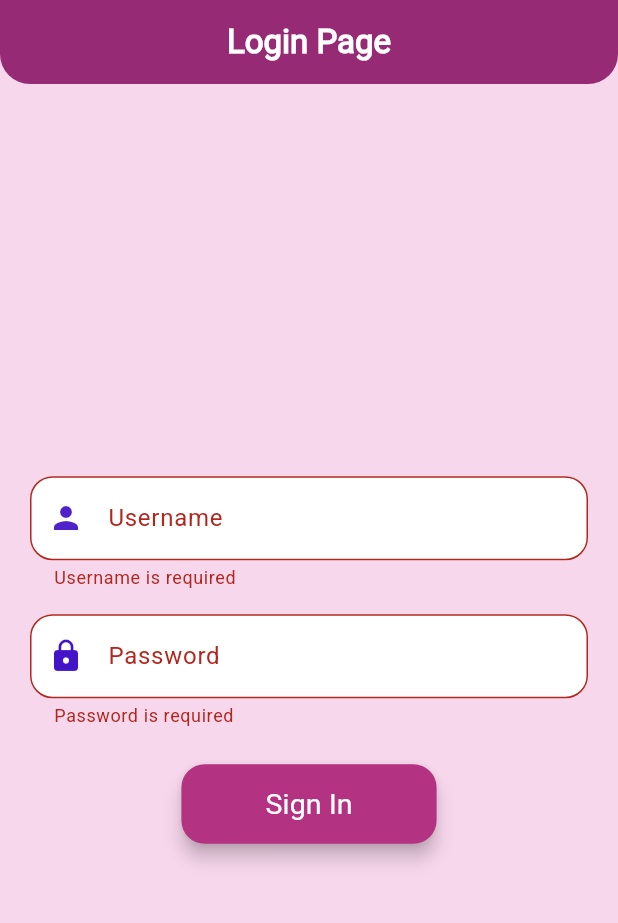
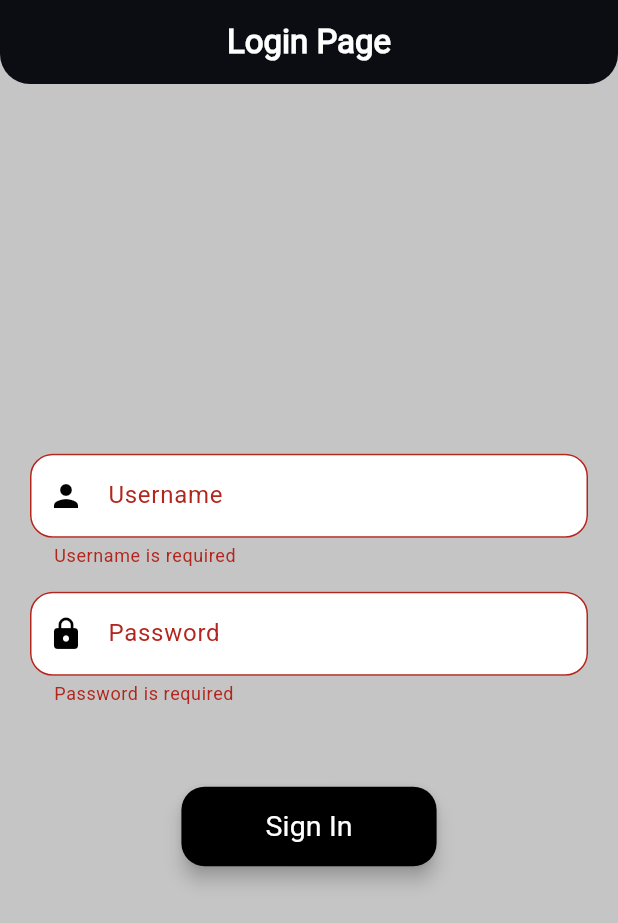
Before and after one commit to Md-Rahatil/tracker_sheet, a Flutter app: the screen it shows after launch, after a tap on "Sign In", on a phone screen of 412 x 824 dp. Shown: the top 923 px of the screen. Run offline on Flutter 3.47's test engine with Material 3 defaults, Android fonts, the light colour scheme and no system bars; our stand-ins replace animated_text_kit, image_picker, timezone.

Commit message:
login page

```diff
--- a/lib/task_6.dart
+++ b/lib/task_6.dart
@@ -20,7 +20,7 @@ class _prob_6State extends State<prob_6> {
       ScaffoldMessenger.of(context).showSnackBar(
         SnackBar(
           content: Text('Welcome! Logged in as: ${_usernameController.text}'),
-          backgroundColor: const Color.fromARGB(255, 11, 109, 22),
+          backgroundColor: const Color.fromARGB(255, 232, 237, 233),
         ),
       );
     }
@@ -29,7 +29,7 @@ class _prob_6State extends State<prob_6> {
   @override
   Widget build(BuildContext context) {
     return Scaffold(
-      backgroundColor: const Color.fromARGB(255, 247, 215, 236),
+      backgroundColor: const Color.fromARGB(255, 196, 197, 196),
       appBar: AppBar(
         title: const Center(
           child: Text(
@@ -37,11 +37,11 @@ class _prob_6State extends State<prob_6> {
             style: TextStyle(
               fontSize: 22,
               fontWeight: FontWeight.bold,
-              color: Colors.white,
+              color: Color.fromARGB(255, 255, 255, 255),
             ),
           ),
         ),
-        backgroundColor: const Color.fromARGB(255, 156, 38, 110),
+        backgroundColor: const Color.fromARGB(255, 2, 4, 2),
         elevation: 5,
         shape: const RoundedRectangleBorder(
           borderRadius: BorderRadius.vertical(bottom: Radius.circular(20)),
@@ -62,7 +62,7 @@ class _prob_6State extends State<prob_6> {
                     labelText: 'Username',
                     prefixIcon: const Icon(
                       Icons.person,
-                      color: Color.fromARGB(255, 79, 35, 201),
+                      color: Color.fromARGB(255, 2, 2, 2),
                     ),
                     filled: true,
                     fillColor: Colors.white,
@@ -90,7 +90,7 @@ class _prob_6State extends State<prob_6> {
                     labelText: 'Password',
                     prefixIcon: const Icon(
                       Icons.lock,
-                      color: Color.fromARGB(255, 67, 19, 200),
+                      color: Color.fromARGB(255, 0, 0, 0),
                     ),
                     filled: true,
                     fillColor: Colors.white,
@@ -109,11 +109,11 @@ class _prob_6State extends State<prob_6> {
                   onFieldSubmitted: (_) => _submitForm(),
                 ),
 
-                const SizedBox(height: 24),
+                const SizedBox(height: 54),
                 ElevatedButton(
                   onPressed: _submitForm,
                   style: ElevatedButton.styleFrom(
-                    backgroundColor: const Color.fromARGB(255, 180, 50, 130),
+                    backgroundColor: const Color.fromARGB(255, 0, 0, 0),
                     padding: const EdgeInsets.symmetric(
                       horizontal: 56,
                       vertical: 13,
```
